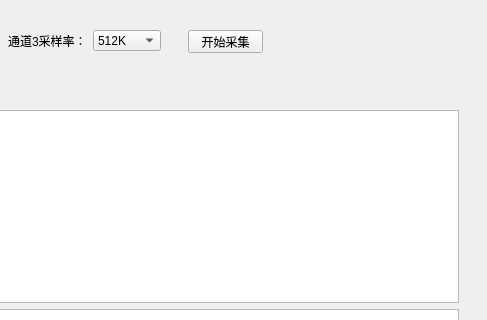
First picture: the form in Qt5Demo/wave.ui, repository xdqrshi/lflQt, before the edit; both pictures show x 372 to 859 and y 0 to 320 of the 859 by 740 pixel window.
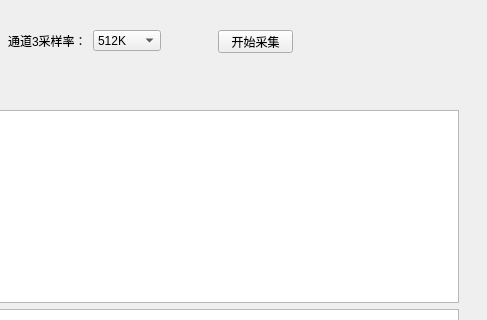
Second picture: the form after the edit. Custom widgets are drawn as their Qt base class.

```diff
--- a/Qt5Demo/wave.ui
+++ b/Qt5Demo/wave.ui
@@ -99,19 +99,6 @@
     </item>
    </layout>
   </widget>
-  <widget class="QPushButton" name="pb_Start">
-   <property name="geometry">
-    <rect>
-     <x>560</x>
-     <y>30</y>
-     <width>75</width>
-     <height>23</height>
-    </rect>
-   </property>
-   <property name="text">
-    <string>开始采集</string>
-   </property>
-  </widget>
   <widget class="QWidget" name="layoutWidget">
    <property name="geometry">
     <rect>
@@ -176,6 +163,19 @@
     </item>
    </layout>
   </widget>
+  <widget class="QPushButton" name="pbBegin">
+   <property name="geometry">
+    <rect>
+     <x>590</x>
+     <y>30</y>
+     <width>75</width>
+     <height>23</height>
+    </rect>
+   </property>
+   <property name="text">
+    <string>开始采集</string>
+   </property>
+  </widget>
  </widget>
  <customwidgets>
   <customwidget>
```
Left out of the diff: 14 changed lines with no effect on the pictures.
